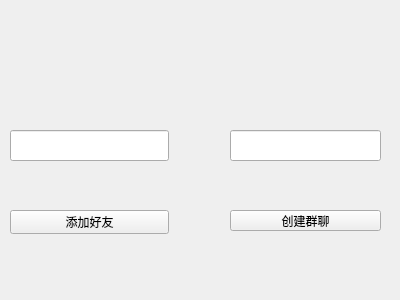
gao66666/work_cpp, file ui/communication/new_friends_group.ui: the form before one commit.
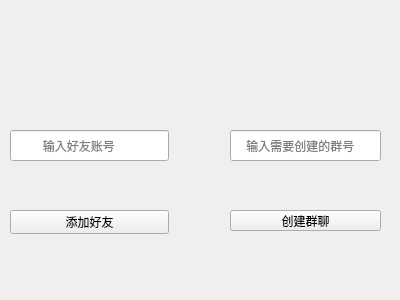
The form after the commit. Icons and pictures are not drawn.

Patch:
```diff
--- a/ui/communication/new_friends_group.ui
+++ b/ui/communication/new_friends_group.ui
@@ -48,6 +48,9 @@
      <height>31</height>
     </rect>
    </property>
+   <property name="placeholderText">
+    <string>         输入好友账号</string>
+   </property>
   </widget>
   <widget class="QLineEdit" name="lineEdit_2">
    <property name="geometry">
@@ -58,6 +61,9 @@
      <height>31</height>
     </rect>
    </property>
+   <property name="placeholderText">
+    <string>    输入需要创建的群号</string>
+   </property>
   </widget>
  </widget>
  <resources/>
```
Left out of the diff: 10 changed lines with no effect on the pictures.
